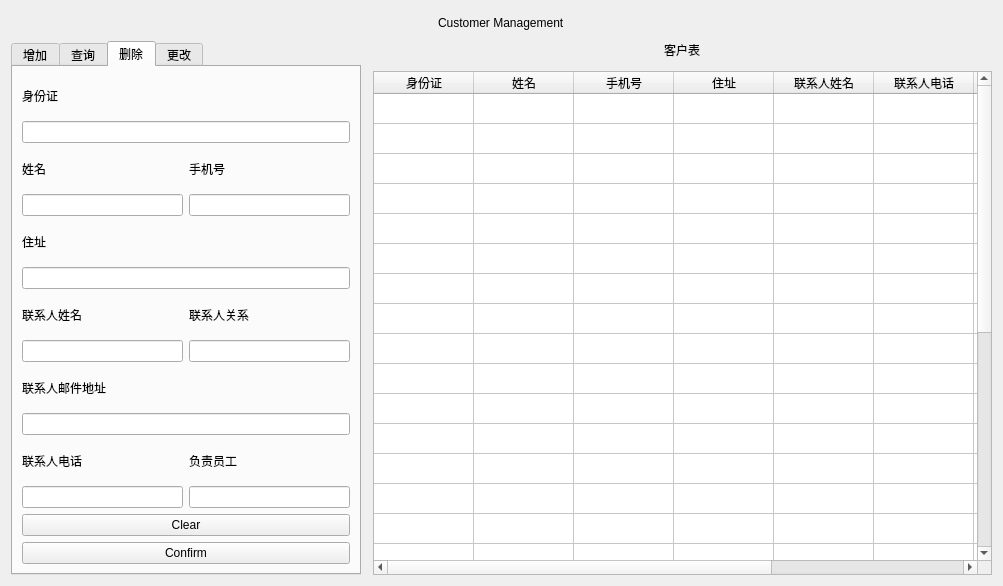
suyZhong/bank_management_system, file UI/customer.ui: the form before one commit.
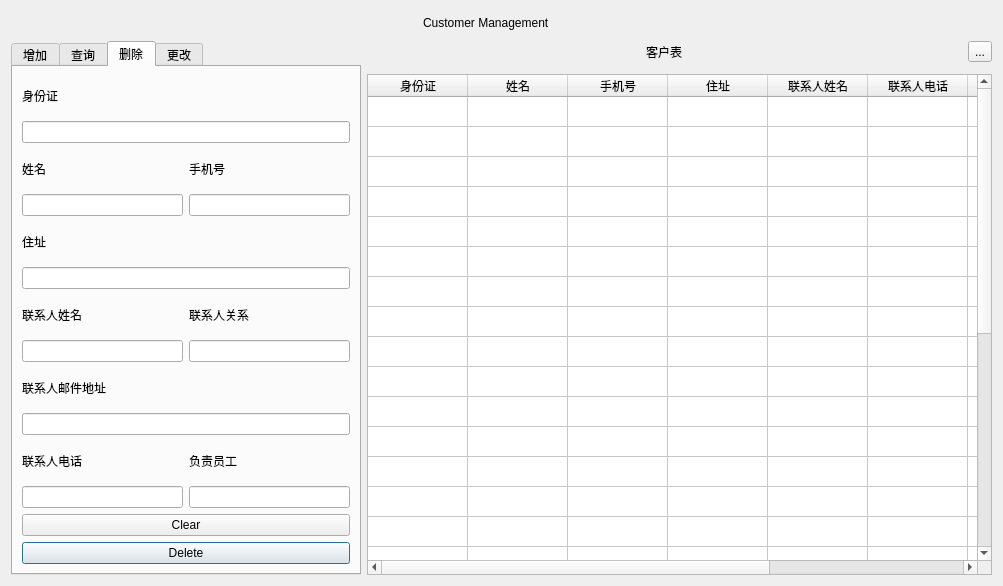
The form after the commit. The open tabs and pages were chosen to show the change.

The edit to the form file:
```diff
--- a/UI/customer.ui
+++ b/UI/customer.ui
@@ -14,16 +14,6 @@
    <string>Form</string>
   </property>
   <layout class="QGridLayout" name="gridLayout">
-   <item row="4" column="2" alignment="Qt::AlignHCenter">
-    <widget class="QLabel" name="label_2">
-     <property name="text">
-      <string>客户表</string>
-     </property>
-     <property name="textFormat">
-      <enum>Qt::MarkdownText</enum>
-     </property>
-    </widget>
-   </item>
    <item row="4" column="0" rowspan="3">
     <widget class="QTabWidget" name="tabWidget">
      <property name="maximumSize">
@@ -369,7 +359,10 @@
        <item row="13" column="0" colspan="2">
         <widget class="QPushButton" name="CusDelButton">
          <property name="text">
-          <string>Confirm</string>
+          <string>Delete</string>
+         </property>
+         <property name="default">
+          <bool>true</bool>
          </property>
         </widget>
        </item>
@@ -566,7 +559,27 @@
      </widget>
     </widget>
    </item>
-   <item row="6" column="2">
+   <item row="0" column="0" colspan="3" alignment="Qt::AlignHCenter">
+    <widget class="QLabel" name="label">
+     <property name="minimumSize">
+      <size>
+       <width>0</width>
+       <height>24</height>
+      </size>
+     </property>
+     <property name="text">
+      <string>Customer Management</string>
+     </property>
+    </widget>
+   </item>
+   <item row="4" column="3">
+    <widget class="QToolButton" name="toolButton">
+     <property name="text">
+      <string>...</string>
+     </property>
+    </widget>
+   </item>
+   <item row="6" column="1" colspan="3">
     <widget class="QTableWidget" name="tableWidget">
      <property name="editTriggers">
       <set>QAbstractItemView::NoEditTriggers</set>
@@ -652,16 +665,13 @@
      </column>
     </widget>
    </item>
-   <item row="0" column="0" colspan="3" alignment="Qt::AlignHCenter">
-    <widget class="QLabel" name="label">
-     <property name="minimumSize">
-      <size>
-       <width>0</width>
-       <height>24</height>
-      </size>
-     </property>
+   <item row="4" column="1" colspan="2" alignment="Qt::AlignHCenter">
+    <widget class="QLabel" name="label_2">
      <property name="text">
-      <string>Customer Management</string>
+      <string>客户表</string>
+     </property>
+     <property name="textFormat">
+      <enum>Qt::MarkdownText</enum>
      </property>
     </widget>
    </item>
```
Left out of the diff: 11 changed lines with no effect on the pictures.
